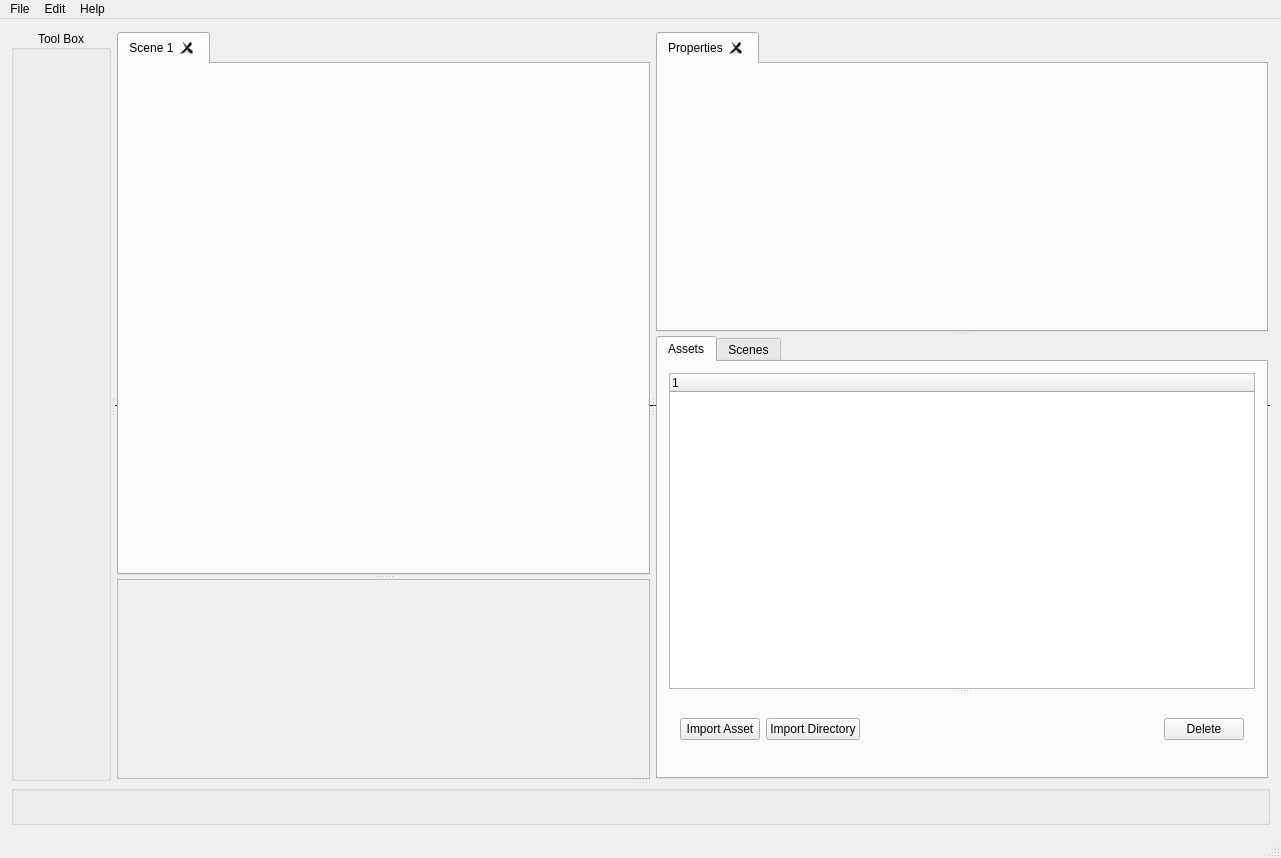
Above: Animic/animic.ui from MervynArt96/AnimicCreator before the change. Below: the same form after it.
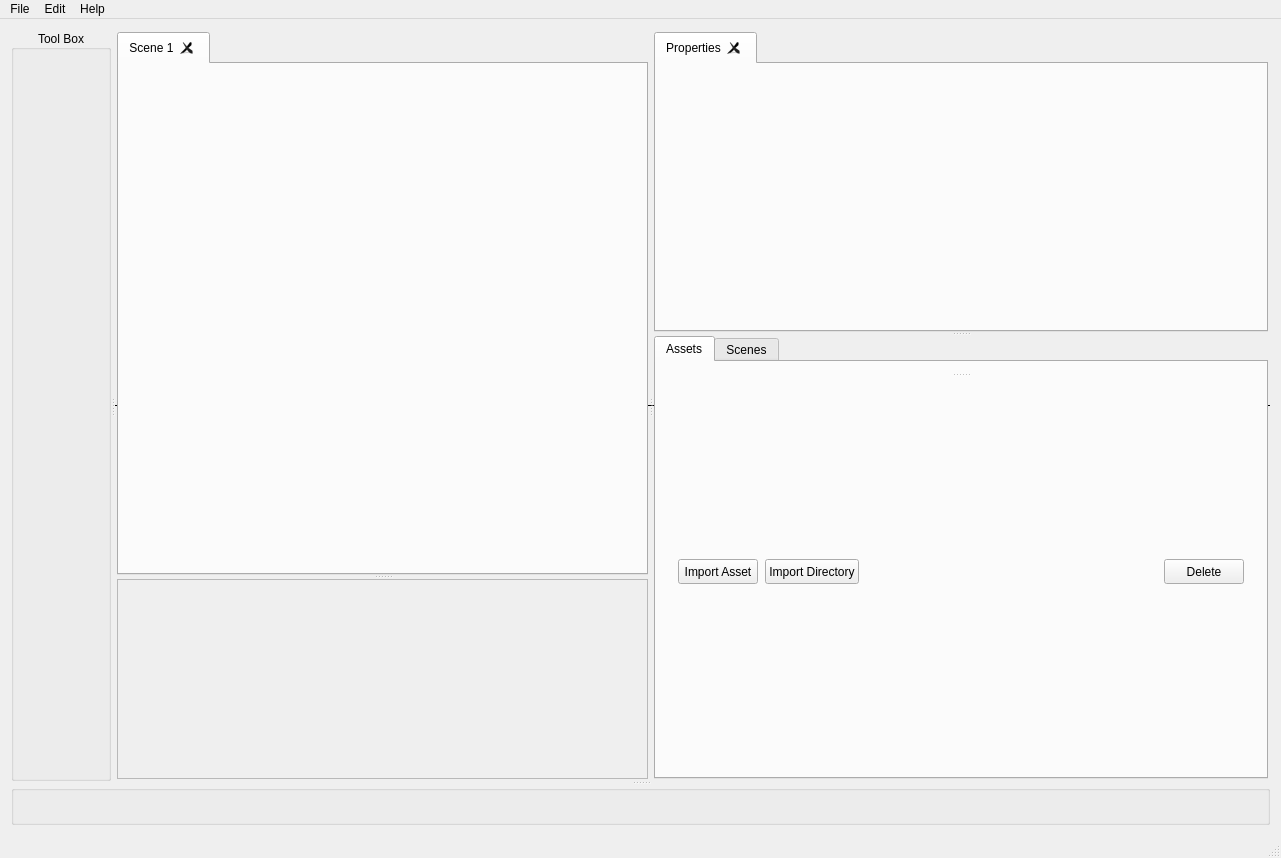
That is the form after the change.

Commit message: Working GraphicsScene and Drag drop from asset handler. Starting timeline.

What changed in the file:
```diff
--- a/Animic/animic.ui
+++ b/Animic/animic.ui
@@ -26,8 +26,8 @@
      <height>0</height>
     </size>
    </property>
-   <layout class="QGridLayout" name="gridLayout">
-    <item row="0" column="0">
+   <layout class="QHBoxLayout" name="horizontalLayout_2">
+    <item>
      <widget class="QSplitter" name="AllSplitter">
       <property name="sizePolicy">
        <sizepolicy hsizetype="Expanding" vsizetype="Expanding">
@@ -224,32 +224,38 @@
               <property name="orientation">
                <enum>Qt::Vertical</enum>
               </property>
-              <widget class="QTreeWidget" name="assetTree">
-               <property name="enabled">
-                <bool>true</bool>
+              <widget class="QWidget" name="treeHolder" native="true">
+               <property name="autoFillBackground">
+                <bool>false</bool>
                </property>
-               <property name="sizePolicy">
-                <sizepolicy hsizetype="Minimum" vsizetype="Maximum">
-                 <horstretch>0</horstretch>
-                 <verstretch>0</verstretch>
-                </sizepolicy>
-               </property>
-               <property name="minimumSize">
-                <size>
-                 <width>100</width>
-                 <height>0</height>
-                </size>
-               </property>
-               <column>
-                <property name="text">
-                 <string notr="true">1</string>
+               <layout class="QHBoxLayout" name="horizontalLayout_3">
+                <property name="leftMargin">
+                 <number>0</number>
                 </property>
-               </column>
+                <property name="topMargin">
+                 <number>0</number>
+                </property>
+                <property name="rightMargin">
+                 <number>0</number>
+                </property>
+                <property name="bottomMargin">
+                 <number>0</number>
+                </property>
+               </layout>
               </widget>
-              <widget class="QWidget" name="layoutWidget">
+              <widget class="QWidget" name="">
                <layout class="QHBoxLayout" name="horizontalLayout">
+                <property name="spacing">
+                 <number>7</number>
+                </property>
                 <item>
                  <widget class="QPushButton" name="btnImportAsset">
+                  <property name="minimumSize">
+                   <size>
+                    <width>0</width>
+                    <height>25</height>
+                   </size>
+                  </property>
                   <property name="text">
                    <string>Import Asset</string>
                   </property>
@@ -257,6 +263,12 @@
                 </item>
                 <item>
                  <widget class="QPushButton" name="btnImportDir">
+                  <property name="minimumSize">
+                   <size>
+                    <width>0</width>
+                    <height>25</height>
+                   </size>
+                  </property>
                   <property name="text">
                    <string>Import Directory</string>
                   </property>
@@ -280,6 +292,18 @@
                 </item>
                 <item>
                  <widget class="QPushButton" name="btnDeleteAsset">
+                  <property name="sizePolicy">
+                   <sizepolicy hsizetype="Minimum" vsizetype="Fixed">
+                    <horstretch>0</horstretch>
+                    <verstretch>0</verstretch>
+                   </sizepolicy>
+                  </property>
+                  <property name="minimumSize">
+                   <size>
+                    <width>0</width>
+                    <height>25</height>
+                   </size>
+                  </property>
                   <property name="text">
                    <string>Delete</string>
                   </property>
```
Left out of the diff: 4 changed lines with no effect on the pictures. The commit also changes 23 other files.
